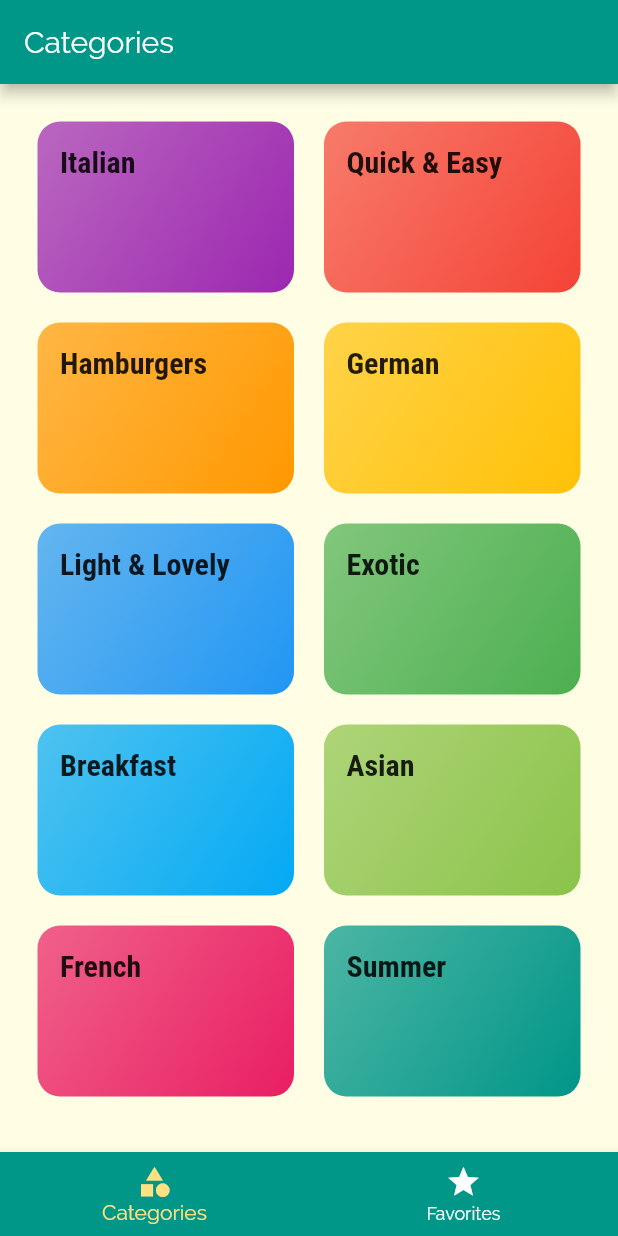
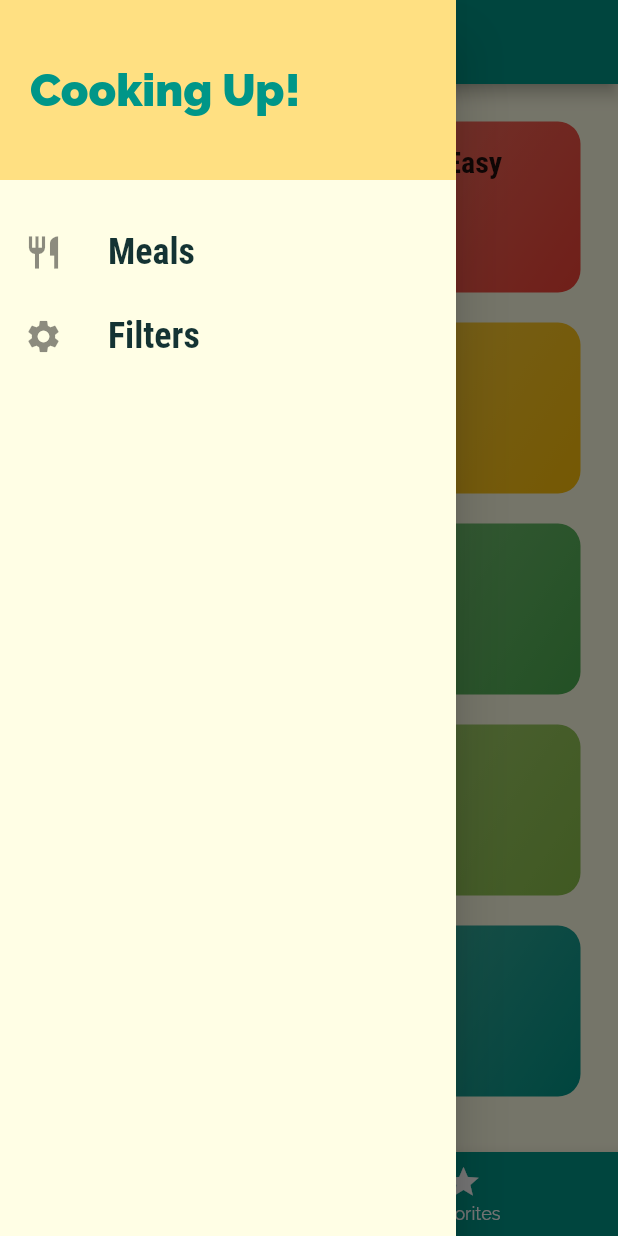
Before and after one commit to MatthieuNadeau96/Flutter_meals_app, a Flutter app: the screen it shows after launch, with the side drawer open (before the commit the screen has no drawer), on a phone screen of 412 x 824 dp. Run offline on Flutter 3.47's test engine with Material 2 defaults, Android fonts, the phone set to English and light mode, and no system bars.

Commit message:
Adding a Custom Drawer

```diff
--- a/lib/screens/tabs_screen.dart
+++ b/lib/screens/tabs_screen.dart
@@ -2,6 +2,7 @@ import 'package:flutter/material.dart';
 
 import './categories_screen.dart';
 import './favorites_screen.dart';
+import '../widgets/main_drawer.dart';
 
 class TabsScreen extends StatefulWidget {
   @override
@@ -33,6 +34,7 @@ class _TabsScreenState extends State<TabsScreen> {
       appBar: AppBar(
         title: Text(_pages[_selectedPageIndex]['title']),
       ),
+      drawer: MainDrawer(),
       body: _pages[_selectedPageIndex]['page'],
       bottomNavigationBar: BottomNavigationBar(
         onTap: _selectPage,
--- /dev/null
+++ b/lib/widgets/main_drawer.dart
@@ -0,0 +1,59 @@
+import 'package:flutter/material.dart';
+
+class MainDrawer extends StatelessWidget {
+  Widget buildListTile(String title, IconData icon) {
+    return ListTile(
+      leading: Icon(
+        icon,
+        size: 26,
+      ),
+      title: Text(
+        title,
+        style: TextStyle(
+          fontFamily: 'RobotoCondensed',
+          fontSize: 24,
+          fontWeight: FontWeight.bold,
+        ),
+      ),
+      onTap: () {
+        //...
+      },
+    );
+  }
+
+  @override
+  Widget build(BuildContext context) {
+    return Drawer(
+      child: Column(
+        children: <Widget>[
+          Container(
+            height: 120,
+            width: double.infinity,
+            padding: EdgeInsets.all(20),
+            alignment: Alignment.centerLeft,
+            color: Theme.of(context).accentColor,
+            child: Text(
+              'Cooking Up!',
+              style: TextStyle(
+                fontWeight: FontWeight.w900,
+                fontSize: 30,
+                color: Theme.of(context).primaryColor,
+              ),
+            ),
+          ),
+          SizedBox(
+            height: 20,
+          ),
+          buildListTile(
+            'Meals',
+            Icons.restaurant,
+          ),
+          buildListTile(
+            'Filters',
+            Icons.settings,
+          ),
+        ],
+      ),
+    );
+  }
+}
```
